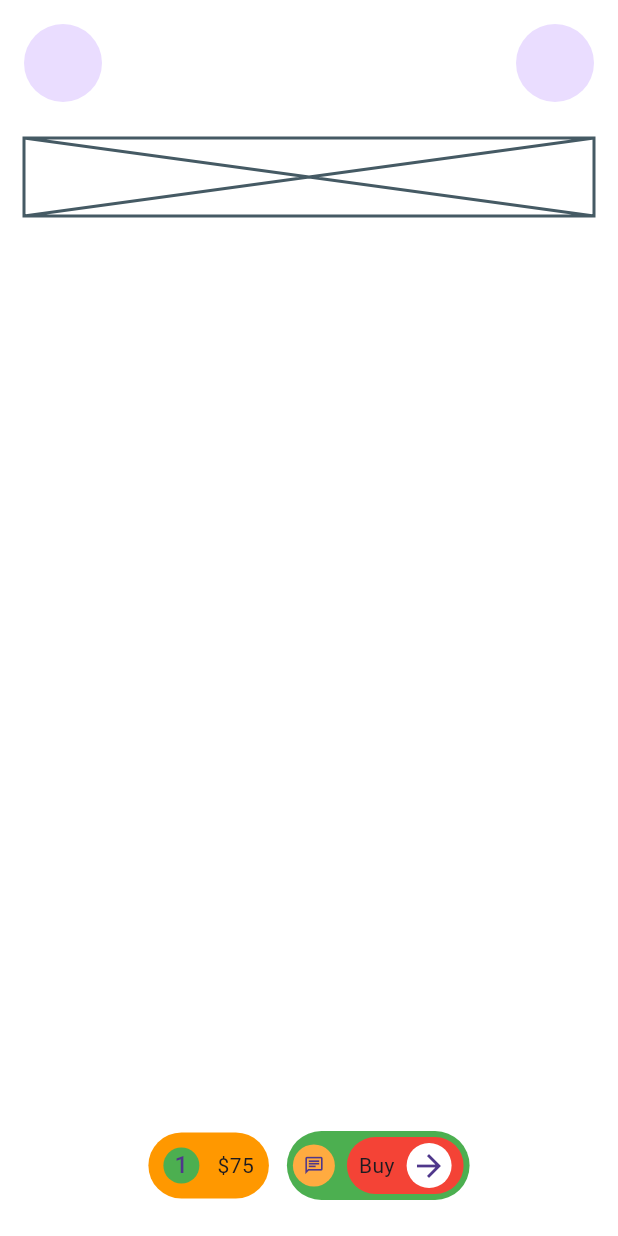
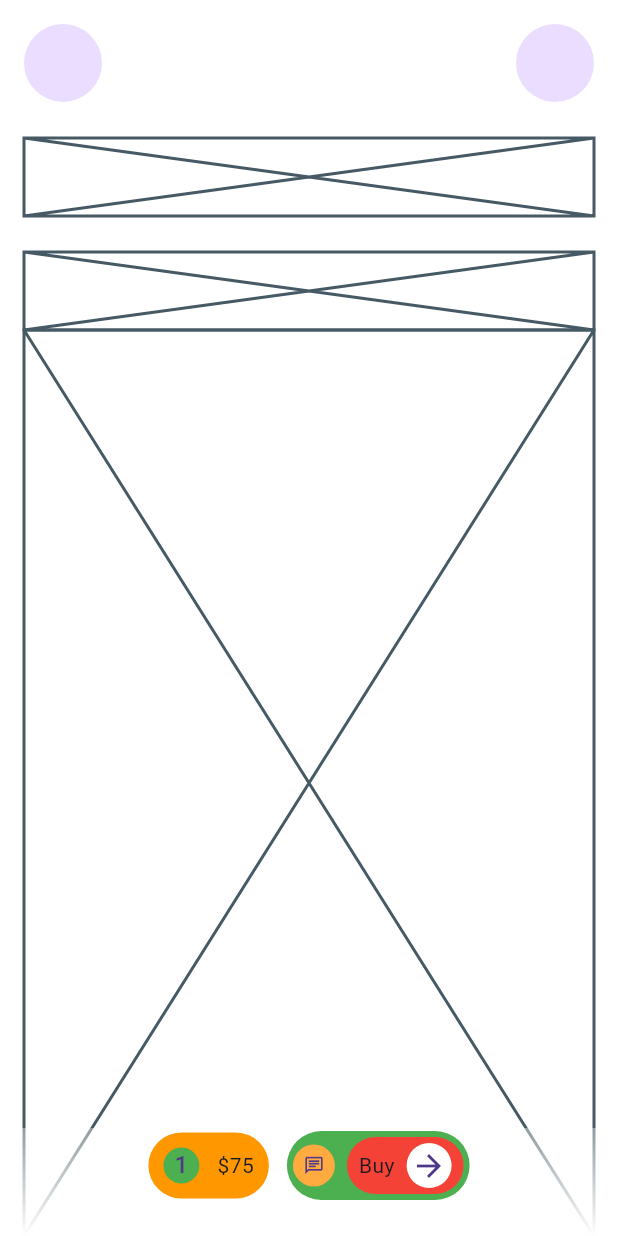
Before and after one commit to JAICHANGPARK/flutter_notebook_chapter_43, a Flutter app: the MarketplaceCartPage screen opened directly, on a phone screen of 412 x 824 dp. Run offline on Flutter 3.47's test engine with Material 3 defaults, Android fonts, the phone set to English and light mode, and no system bars; our stand-ins replace gap, hugeicons.

Commit message:
Update marketplace_cart_page.dart

```diff
--- a/lib/ep2168_marketplace_app/ui/marketplace_cart_page.dart
+++ b/lib/ep2168_marketplace_app/ui/marketplace_cart_page.dart
@@ -47,6 +47,13 @@ class _MarketplaceCartPageState extends State<MarketplaceCartPage> {
                     child: Placeholder(),
                   ),
                   Gap(24),
+                  Container(
+                    height: 52,
+                    child: Placeholder(),
+                  ),
+                  Expanded(
+                    child: Placeholder(),
+                  ),
                 ],
               ),
             ),
```
